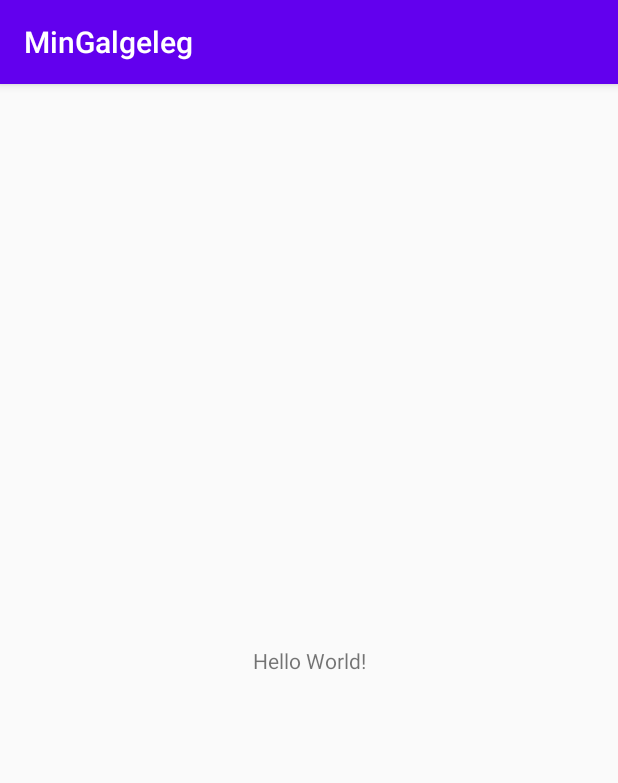
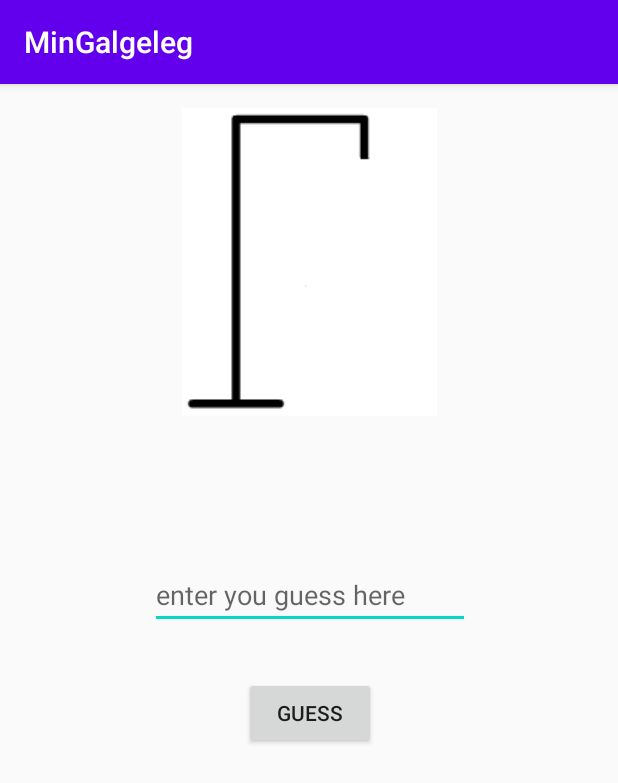
Before and after one commit to kpenov16/MinGalgeleg, an Android app: the screen it shows after launch (MainActivity), on a phone screen of 412 x 824 dp. Shown: the top 783 px of the screen. Run offline under Robolectric (Android 15) with nearby library versions, the light colour scheme and no system bars; network calls fail.

Commit message:
start building the infrastructure in/out

```diff
--- a/app/src/main/java/dk/kaloyan/mingalgeleg/MinGalgelogik.java
+++ b/app/src/main/java/dk/kaloyan/core/GalgelogikGateway.java
@@ -1,4 +1,4 @@
-package dk.kaloyan.mingalgeleg;
+package dk.kaloyan.core;
 
 import java.io.IOException;
 import java.util.ArrayList;
@@ -7,8 +7,7 @@ import dk.kaloyan.galgeleg.Galgelogik;
 import dk.kaloyan.galgeleg.MinGalgelogikImpl;
 
 
-public interface MinGalgelogik {
-    static MinGalgelogik getInstance();
+public interface GalgelogikGateway {
     ArrayList<String> getBrugteBogstaver();
     String getSynligtOrd();
     String getOrdet();
--- /dev/null
+++ b/app/src/main/java/dk/kaloyan/core/GameInteractorImpl.java
@@ -0,0 +1,29 @@
+package dk.kaloyan.core;
+
+import dk.kaloyan.galgeleg.MinGalgelogikImpl;
+
+public class GameInteractorImpl {
+    public GalgelogikGateway game;
+
+    public GameInteractorImpl(GalgelogikGateway game) {
+        this.game = game;
+    }
+
+    public void setup(){
+
+        game.nulstil();
+
+        try {
+            game.hentOrdFraDr();
+        } catch (Exception e) {
+            e.printStackTrace();
+        }
+
+        game.logStatus();
+    }
+
+    public void play(String guess) {
+        game.gætBogstav(guess);
+        game.logStatus();
+    }
+}
--- /dev/null
+++ b/app/src/main/java/dk/kaloyan/core/InputPort.java
@@ -0,0 +1,4 @@
+package dk.kaloyan.core;
+
+public interface InputPort {
+}
--- /dev/null
+++ b/app/src/main/java/dk/kaloyan/core/OutputPort.java
@@ -0,0 +1,4 @@
+package dk.kaloyan.core;
+
+public interface OutputPort {
+}
--- a/app/src/main/java/dk/kaloyan/galgeleg/MinGalgelogikImpl.java
+++ b/app/src/main/java/dk/kaloyan/galgeleg/MinGalgelogikImpl.java
@@ -3,17 +3,12 @@ package dk.kaloyan.galgeleg;
 import java.io.IOException;
 import java.util.ArrayList;
 
-import dk.kaloyan.galgeleg.Galgelogik;
-import dk.kaloyan.mingalgeleg.MinGalgelogik;
+import dk.kaloyan.core.GalgelogikGateway;
 
-public class MinGalgelogikImpl implements MinGalgelogik {
+public class MinGalgelogikImpl implements GalgelogikGateway {
     private Galgelogik galgelogik;
     public MinGalgelogikImpl(Galgelogik galgelogik){
         this.galgelogik = galgelogik;
-    }
-
-    public static MinGalgelogik getInstance(){
-        return new MinGalgelogikImpl(new Galgelogik());
     }
 
     @Override
--- a/app/src/main/java/dk/kaloyan/mingalgeleg/MainActivity.java
+++ b/app/src/main/java/dk/kaloyan/mingalgeleg/MainActivity.java
@@ -4,6 +4,7 @@ import androidx.appcompat.app.AppCompatActivity;
 
 import android.os.Bundle;
 
+import dk.kaloyan.core.GameInteractorImpl;
 import dk.kaloyan.galgeleg.Galgelogik;
 import dk.kaloyan.galgeleg.MinGalgelogikImpl;
 
@@ -14,16 +15,21 @@ public class MainActivity extends AppCompatActivity {
         super.onCreate(savedInstanceState);
         setContentView(R.layout.activity_main);
 
-        MinGalgelogik spil = MinGalgelogik.getInstance();
 
-        spil.nulstil();
+        GameInteractorImpl interactor = new GameInteractorImpl(new MinGalgelogikImpl(new Galgelogik()));
+        interactor.setup();
+        interactor.play("e");
+
+        //spil.nulstil();
+
         // Kommentér ind for at hente ord fra DR
-
+        /*
         try {
             spil.hentOrdFraDr();
         } catch (Exception e) {
             e.printStackTrace();
         }
+        */
 
 
         // Kommentér ind for at hente ord fra et online regneark
@@ -34,11 +40,16 @@ public class MainActivity extends AppCompatActivity {
           e.printStackTrace();
         }
         */
-        spil.logStatus();
 
-        spil.gætBogstav("e");
-        spil.logStatus();
 
+        //spil.logStatus();
+
+
+
+        //spil.gætBogstav("e");
+        //spil.logStatus();
+
+        /*
         spil.gætBogstav("a");
         spil.logStatus();
         System.out.println("" + spil.getAntalForkerteBogstaver());
@@ -93,6 +104,7 @@ public class MainActivity extends AppCompatActivity {
         spil.logStatus();
         if (spil.erSpilletSlut()) return;
 
+*/
 
     }
 }
--- a/app/src/main/res/layout/activity_main.xml
+++ b/app/src/main/res/layout/activity_main.xml
@@ -7,12 +7,50 @@
     tools:context=".MainActivity">
 
     <TextView
+        android:id="@+id/textViewWordToGuess"
         android:layout_width="wrap_content"
         android:layout_height="wrap_content"
-        android:text="Hello World!"
-        app:layout_constraintBottom_toBottomOf="parent"
+        android:layout_marginTop="32dp"
+        android:ems="10"
+        android:textSize="24sp"
+        app:layout_constraintEnd_toEndOf="@+id/imageViewHangStatus"
+        app:layout_constraintHorizontal_bias="0.498"
         app:layout_constraintLeft_toLeftOf="parent"
         app:layout_constraintRight_toRightOf="parent"
-        app:layout_constraintTop_toTopOf="parent" />
+        app:layout_constraintStart_toStartOf="@+id/imageViewHangStatus"
+        app:layout_constraintTop_toBottomOf="@+id/imageViewHangStatus" />
+
+    <ImageView
+        android:id="@+id/imageViewHangStatus"
+        android:layout_width="wrap_content"
+        android:layout_height="wrap_content"
+        android:layout_marginTop="16dp"
+        app:layout_constraintEnd_toEndOf="parent"
+        app:layout_constraintStart_toStartOf="parent"
+        app:layout_constraintTop_toTopOf="parent"
+        app:srcCompat="@drawable/galge" />
+
+    <Button
+        android:id="@+id/buttonGuess"
+        android:layout_width="wrap_content"
+        android:layout_height="wrap_content"
+        android:layout_marginTop="32dp"
+        android:text="@string/guess"
+        app:layout_constraintEnd_toEndOf="@+id/editTextLetterToGuess"
+        app:layout_constraintStart_toStartOf="@+id/editTextLetterToGuess"
+        app:layout_constraintTop_toBottomOf="@+id/editTextLetterToGuess" />
+
+
+    <EditText
+        android:id="@+id/editTextLetterToGuess"
+        android:layout_width="wrap_content"
+        android:layout_height="wrap_content"
+        android:layout_marginTop="32dp"
+        android:ems="10"
+        android:hint="enter you guess here"
+        android:maxLength="1"
+        app:layout_constraintEnd_toEndOf="@+id/textViewWordToGuess"
+        app:layout_constraintStart_toStartOf="@+id/textViewWordToGuess"
+        app:layout_constraintTop_toBottomOf="@+id/textViewWordToGuess" />
 
 </androidx.constraintlayout.widget.ConstraintLayout>
--- a/app/src/main/res/values/strings.xml
+++ b/app/src/main/res/values/strings.xml
@@ -1,3 +1,4 @@
 <resources>
     <string name="app_name">MinGalgeleg</string>
+    <string name="guess">Guess</string>
 </resources>
```
Also changed, not shown: app/src/main/res/drawable/forkert1.png (added), app/src/main/res/drawable/forkert2.png (added), app/src/main/res/drawable/forkert3.png (added), app/src/main/res/drawable/forkert4.png (added), app/src/main/res/drawable/forkert5.png (added), app/src/main/res/drawable/forkert6.png (added), app/src/main/res/drawable/galge.png (added). Lines whose indentation alone changed are shown as unchanged.
